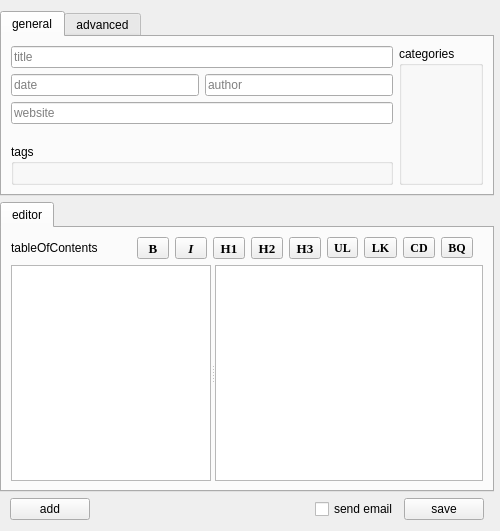
code0x378/MarkdownOrganizer, file app/src/mdoapp/src/mdoapp/gui/tools/editortoolwidget.ui: the form before one commit.
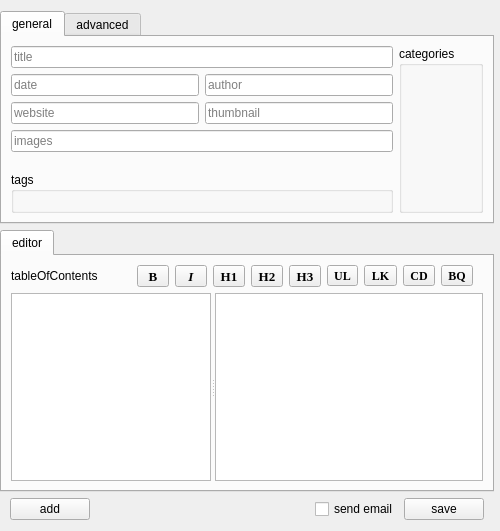
The form after the commit.

Commit message: Added images and thumbnail to gui and Resource

What changed in the file:
```diff
--- a/app/src/mdoapp/src/mdoapp/gui/tools/editortoolwidget.ui
+++ b/app/src/mdoapp/src/mdoapp/gui/tools/editortoolwidget.ui
@@ -112,6 +112,18 @@
                  <property name="spacing">
                   <number>6</number>
                  </property>
+                 <item row="0" column="2" rowspan="8">
+                  <widget class="QGroupBox" name="groupBoxCategories">
+                   <property name="title">
+                    <string>categories</string>
+                   </property>
+                   <layout class="QGridLayout" name="gridLayout_6">
+                    <property name="spacing">
+                     <number>0</number>
+                    </property>
+                   </layout>
+                  </widget>
+                 </item>
                  <item row="1" column="0">
                   <widget class="QLineEdit" name="lineEditDate">
                    <property name="text">
@@ -132,6 +144,25 @@
                    </property>
                   </widget>
                  </item>
+                 <item row="6" column="0" rowspan="2" colspan="2">
+                  <widget class="QGroupBox" name="groupBoxTags">
+                   <property name="title">
+                    <string>tags</string>
+                   </property>
+                   <layout class="QGridLayout" name="gridLayout_3">
+                    <property name="spacing">
+                     <number>0</number>
+                    </property>
+                   </layout>
+                  </widget>
+                 </item>
+                 <item row="2" column="1">
+                  <widget class="QLineEdit" name="lineEditThumbnail">
+                   <property name="placeholderText">
+                    <string>thumbnail</string>
+                   </property>
+                  </widget>
+                 </item>
                  <item row="0" column="0" colspan="2">
                   <widget class="QLineEdit" name="lineEditTitle">
                    <property name="inputMask">
@@ -142,37 +173,20 @@
                    </property>
                   </widget>
                  </item>
-                 <item row="2" column="0" colspan="2">
+                 <item row="3" column="0" colspan="2">
+                  <widget class="QLineEdit" name="lineEditImages">
+                   <property name="placeholderText">
+                    <string>images</string>
+                   </property>
+                  </widget>
+                 </item>
+                 <item row="2" column="0">
                   <widget class="QLineEdit" name="lineEditWebsite">
                    <property name="placeholderText">
                     <string>website</string>
                    </property>
                   </widget>
                  </item>
-                 <item row="5" column="0" rowspan="2" colspan="2">
-                  <widget class="QGroupBox" name="groupBoxTags">
-                   <property name="title">
-                    <string>tags</string>
-                   </property>
-                   <layout class="QGridLayout" name="gridLayout_3">
-                    <property name="spacing">
-                     <number>0</number>
-                    </property>
-                   </layout>
-                  </widget>
-                 </item>
-                 <item row="0" column="2" rowspan="7">
-                  <widget class="QGroupBox" name="groupBoxCategories">
-                   <property name="title">
-                    <string>categories</string>
-                   </property>
-                   <layout class="QGridLayout" name="gridLayout_6">
-                    <property name="spacing">
-                     <number>0</number>
-                    </property>
-                   </layout>
-                  </widget>
-                 </item>
                 </layout>
                </widget>
               </item>
```
The commit also changes 7 other files.
